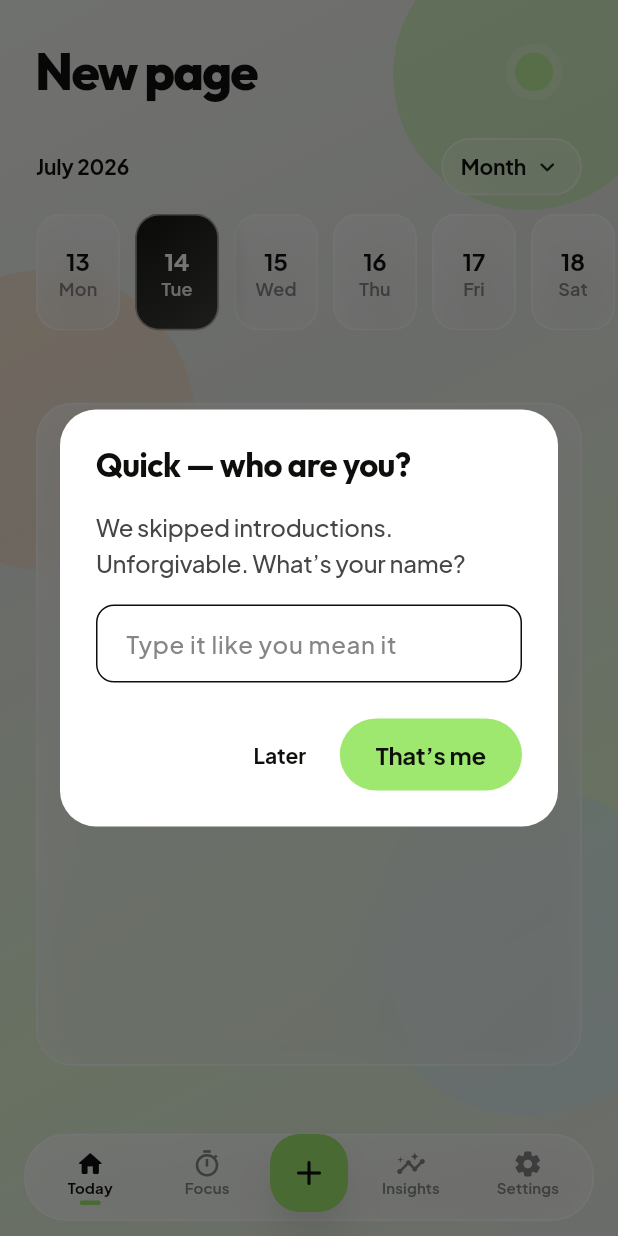
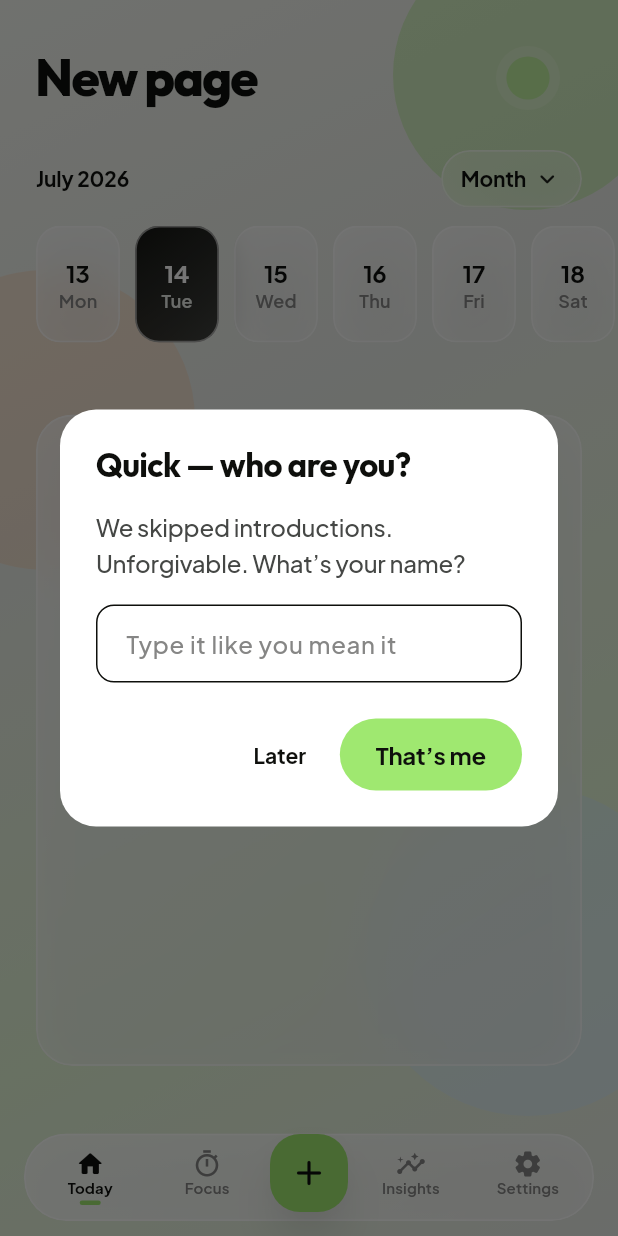
Before and after one commit to Anu-Code07/habbit-tracker, a Flutter app: the TodayPage screen opened by its route, on a phone screen of 412 x 824 dp. Run offline on Flutter 3.47's test engine with Material 3 defaults, Android fonts, the phone set to English and light mode, and no system bars; our stand-ins replace audioplayers, drift, equatable, file_picker, flutter_bloc, get_it and 7 more; missing offline and left inert: flutter_app_group_directory, home_widget; accounts and stored records are empty; generated files the repository leaves out were written again.

Commit message:
Bump Today header Pulse Lottie to 72px.
Co-authored-by: Cursor <cursoragent@cursor.com>

```diff
--- a/lib/features/habits/presentation/pages/today_page.dart
+++ b/lib/features/habits/presentation/pages/today_page.dart
@@ -202,8 +202,8 @@ class _TodayBodyState extends State<_TodayBody> {
                 const Padding(
                   padding: EdgeInsets.only(left: PulseSpacing.xs),
                   child: SizedBox(
-                    width: 64,
-                    height: 64,
+                    width: 72,
+                    height: 72,
                     child: _TodayPulseMark(),
                   ),
                 ),
```
